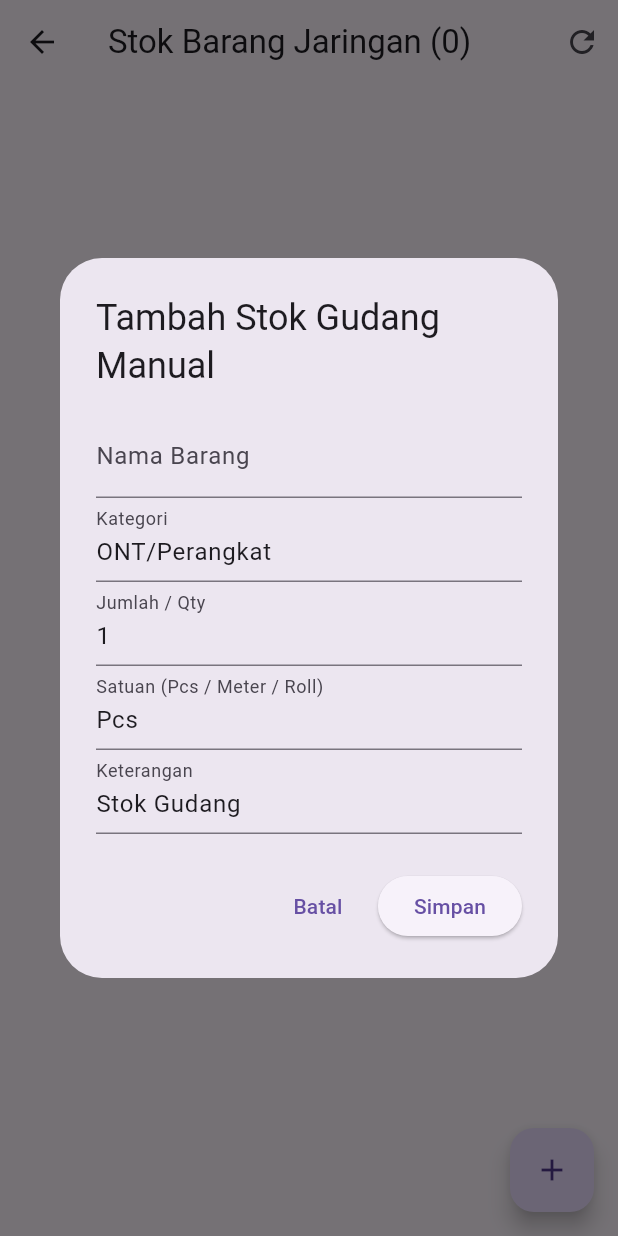
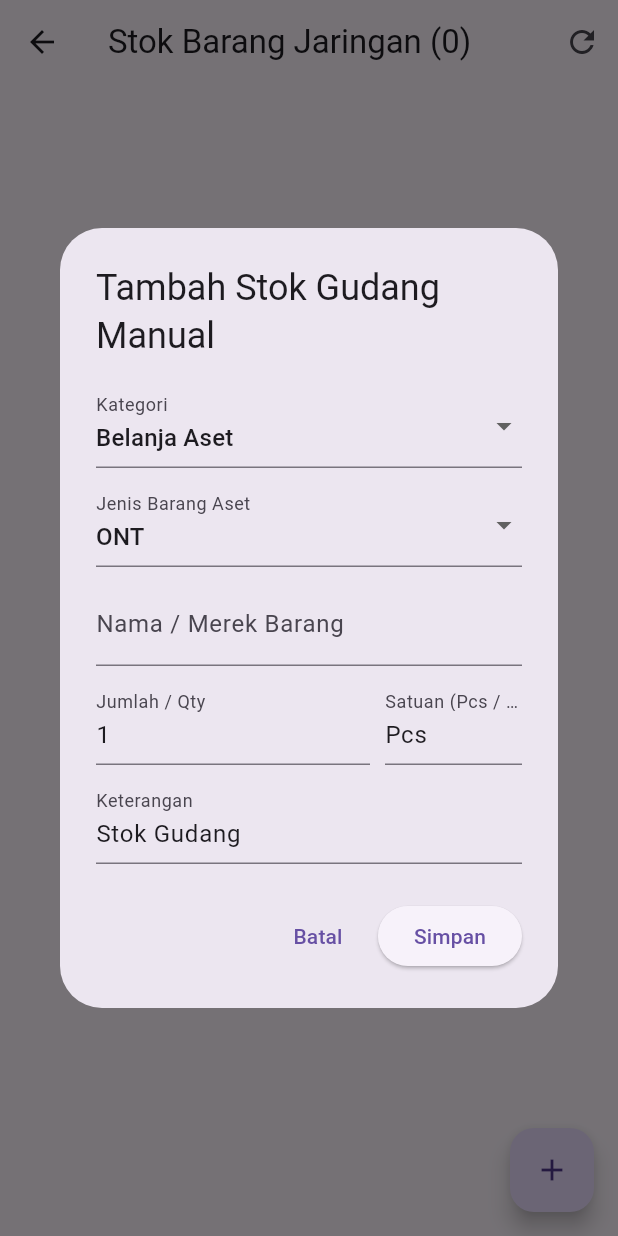
Before and after one commit to unkl933/BMnet-Billing, a Flutter app: the StokBarangPage screen opened directly with empty values, after a tap on the "add" icon, on a phone screen of 412 x 824 dp. Run offline on Flutter 3.47's test engine with Material 3 defaults, Android fonts, the phone set to English and light mode, and no system bars; our stand-ins replace pdf, printing, share_plus; network calls fail.

Commit message:
Tambah Dropdown Kategori dan Jenis Barang pada form Tambah/Edit Stok Barang

```diff
--- a/lib/main.dart
+++ b/lib/main.dart
@@ -1297,11 +1297,58 @@ class _StokBarangPageState extends State<StokBarangPage> {
 
   void _showFormStokDialog({Map? itemEdit}) {
     bool isEdit = itemEdit != null;
+
+    final List<String> kategoriList = [
+      'Belanja Aset',
+      'ONT/Perangkat',
+      'Kabel FO',
+      'Aksesoris Jaringan',
+      'Tools & Peralatan',
+      'Operasional',
+      'Lainnya'
+    ];
+
+    final List<String> jenisBarangList = [
+      'ONT',
+      'OLT',
+      'FO',
+      'STB',
+      'Patchcore',
+      'Protect',
+      'Tools',
+      'Aksesoris',
+      'Umum'
+    ];
+
+    String selectedKategori = isEdit ? (itemEdit['kategori']?.toString() ?? 'Belanja Aset').trim() : 'Belanja Aset';
+    if (!kategoriList.contains(selectedKategori)) {
+      if (selectedKategori.isNotEmpty) {
+        kategoriList.add(selectedKategori);
+      } else {
+        selectedKategori = 'Belanja Aset';
+      }
+    }
+
+    String selectedJenis = isEdit ? (itemEdit['jenis_barang']?.toString() ?? 'ONT').trim() : 'ONT';
+    if (isEdit && itemEdit['jenis_barang'] == null) {
+      String nama = itemEdit['nama_barang']?.toString() ?? '';
+      for (var j in jenisBarangList) {
+        if (nama.toLowerCase().contains(j.toLowerCase())) {
+          selectedJenis = j;
+          break;
+        }
+      }
+    }
+    if (!jenisBarangList.contains(selectedJenis)) {
+      if (selectedJenis.isNotEmpty) {
+        jenisBarangList.add(selectedJenis);
+      } else {
+        selectedJenis = 'ONT';
+      }
+    }
+
     final TextEditingController namaController = TextEditingController(
       text: isEdit ? (itemEdit['nama_barang']?.toString() ?? '') : '',
-    );
-    final TextEditingController kategoriController = TextEditingController(
-      text: isEdit ? (itemEdit['kategori']?.toString() ?? 'ONT/Perangkat') : 'ONT/Perangkat',
     );
     final TextEditingController jumlahController = TextEditingController(
       text: isEdit ? (itemEdit['jumlah']?.toString() ?? '1') : '1',
@@ -1316,17 +1363,58 @@ class _StokBarangPageState extends State<StokBarangPage> {
     showDialog(
       context: context,
       builder: (dialogContext) {
+        return StatefulBuilder(
+          builder: (dialogContext, setDialogState) {
             return AlertDialog(
               title: Text(isEdit ? 'Edit Stok Barang' : 'Tambah Stok Gudang Manual'),
               content: SingleChildScrollView(
                 child: Column(
                   mainAxisSize: MainAxisSize.min,
                   children: [
-                TextField(controller: namaController, decoration: const InputDecoration(labelText: 'Nama Barang')),
-                TextField(controller: kategoriController, decoration: const InputDecoration(labelText: 'Kategori')),
-                TextField(controller: jumlahController, keyboardType: TextInputType.number, decoration: const InputDecoration(labelText: 'Jumlah / Qty')),
-                TextField(controller: satuanController, decoration: const InputDecoration(labelText: 'Satuan (Pcs / Meter / Roll)')),
-                TextField(controller: ketController, decoration: const InputDecoration(labelText: 'Keterangan')),
+                    DropdownButtonFormField<String>(
+                      decoration: const InputDecoration(labelText: 'Kategori'),
+                      value: selectedKategori,
+                      items: kategoriList.map((kat) => DropdownMenuItem(value: kat, child: Text(kat))).toList(),
+                      onChanged: (val) => setDialogState(() => selectedKategori = val.toString()),
+                    ),
+                    const SizedBox(height: 10),
+                    DropdownButtonFormField<String>(
+                      decoration: const InputDecoration(labelText: 'Jenis Barang Aset'),
+                      value: selectedJenis,
+                      items: jenisBarangList.map((j) => DropdownMenuItem(value: j, child: Text(j))).toList(),
+                      onChanged: (val) => setDialogState(() => selectedJenis = val.toString()),
+                    ),
+                    const SizedBox(height: 10),
+                    TextField(
+                      controller: namaController,
+                      decoration: const InputDecoration(labelText: 'Nama / Merek Barang'),
+                    ),
+                    const SizedBox(height: 10),
+                    Row(
+                      children: [
+                        Expanded(
+                          flex: 2,
+                          child: TextField(
+                            controller: jumlahController,
+                            keyboardType: TextInputType.number,
+                            decoration: const InputDecoration(labelText: 'Jumlah / Qty'),
+                          ),
+                        ),
+                        const SizedBox(width: 10),
+                        Expanded(
+                          flex: 1,
+                          child: TextField(
+                            controller: satuanController,
+                            decoration: const InputDecoration(labelText: 'Satuan (Pcs / Meter / Roll)'),
+                          ),
+                        ),
+                      ],
+                    ),
+                    const SizedBox(height: 10),
+                    TextField(
+                      controller: ketController,
+                      decoration: const InputDecoration(labelText: 'Keterangan'),
+                    ),
                   ],
                 ),
               ),
@@ -1339,7 +1427,8 @@ class _StokBarangPageState extends State<StokBarangPage> {
                       "action": isEdit ? "edit_stok" : "tambah_stok_manual",
                       "index": isEdit ? widget.stok.indexOf(itemEdit) : null,
                       "nama_barang": namaController.text,
-                  "kategori": kategoriController.text,
+                      "kategori": selectedKategori,
+                      "jenis_barang": selectedJenis,
                       "jumlah": jumlahController.text,
                       "satuan": satuanController.text,
                       "keterangan": ketController.text,
@@ -1361,6 +1450,8 @@ class _StokBarangPageState extends State<StokBarangPage> {
                   child: const Text('Simpan'),
                 ),
               ],
+            );
+          },
         );
       },
     );
```
Lines whose indentation alone changed are shown as unchanged.
